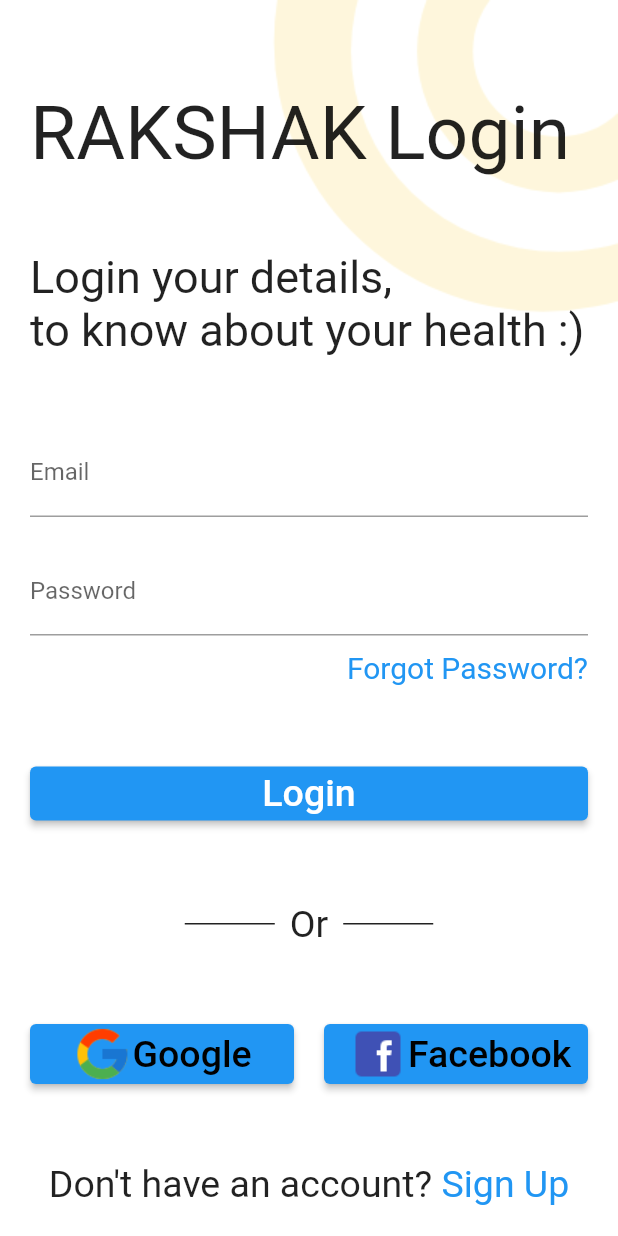
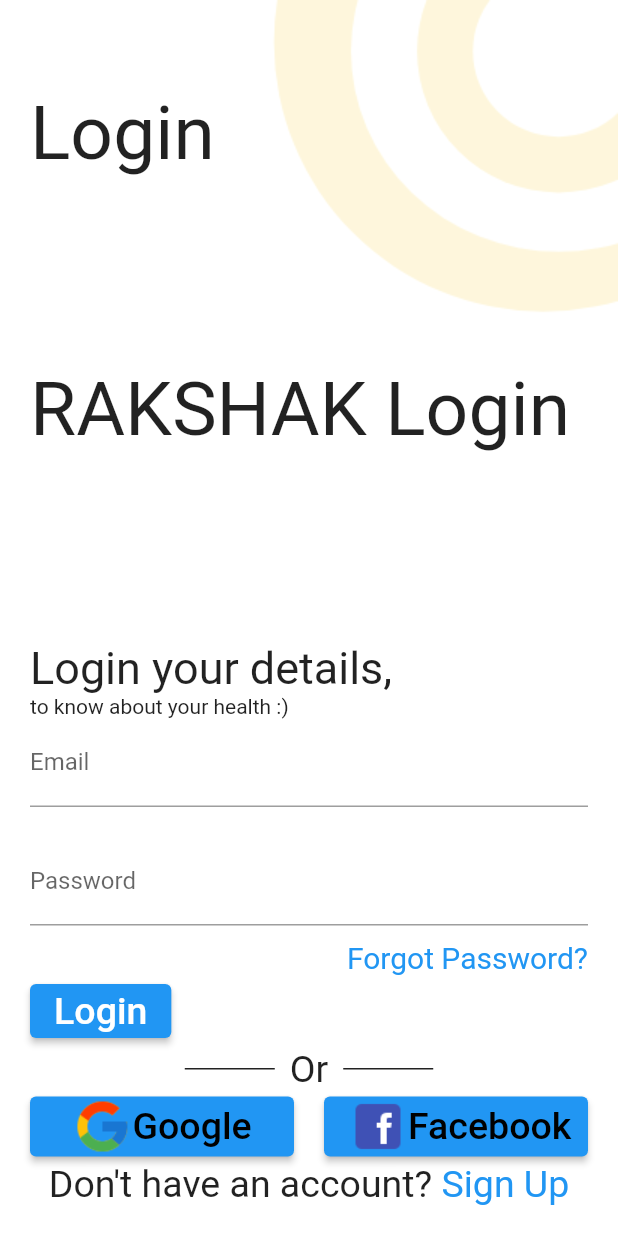
Before and after one commit to Saumya0206/rakshak-btp, a Flutter app: the LoginPage screen opened by its route, on a phone screen of 412 x 824 dp. Run offline on Flutter 3.47's test engine with Material 2 defaults, Android fonts, the phone set to English and light mode, and no system bars; our stand-ins replace awesome_dialog, cloud_firestore, firebase_auth, firebase_core, google_sign_in, modal_progress_hud and 2 more; missing offline and left inert: dart:ffi, feature_discovery; accounts and stored records are empty; network calls fail; Roboto replaces fonts that are missing (Abel).

Commit message:
fixed syntax errors

```diff
--- a/lib/main_screens/LoginPage.dart
+++ b/lib/main_screens/LoginPage.dart
@@ -78,7 +78,8 @@
     Navigator.push(
         context,
         // test code
-        MaterialPageRoute(builder: (context) => TestPage())
+        MaterialPageRoute(
+            builder: (context) => GoogleDone(_user, _googleSignIn))
 
         // actual code
         // MaterialPageRoute(
@@ -111,6 +112,10 @@
                   mainAxisAlignment: MainAxisAlignment.spaceBetween,
                   children: [
                     Text(
+                      'Login',
+                      style: TextStyle(fontSize: 50.0),
+                    ),
+                    Text(
                       'RAKSHAK Login',
                       style: TextStyle(fontSize: 50.0),
                     ),
@@ -121,12 +126,7 @@
                           'Login your details,',
                           style: TextStyle(fontSize: 30.0),
                         ),
-                      Text(
-                        'to know about your health :)',
-                        style: TextStyle(fontSize: 30.0),
-                      ),
-                    ],
-                  ),
+                        Text('to know about your health :)'),
                         Column(
                           children: [
                             TextField(
@@ -158,12 +158,13 @@
                               alignment: Alignment.topRight,
                               child: GestureDetector(
                                 onTap: () {
-                            Navigator.pushNamed(context, ForgotPassword.id);
+                                  Navigator.pushNamed(
+                                      context, ForgotPassword.id);
                                 },
                                 child: Text(
                                   'Forgot Password?',
-                            style:
-                                TextStyle(fontSize: 20.0, color: Colors.blue),
+                                  style: TextStyle(
+                                      fontSize: 20.0, color: Colors.blue),
                                 ),
                               ),
                             ),
@@ -181,7 +182,8 @@
                                 _wrongEmail = false;
                                 _wrongPassword = false;
                               });
-                        final newUser = await _auth.signInWithEmailAndPassword(
+                              final newUser =
+                                  await _auth.signInWithEmailAndPassword(
                                       email: email, password: password);
                               if (newUser != null) {
                                 Navigator.pushNamed(context, Done.id);
@@ -216,7 +218,8 @@
                           },
                           child: Text(
                             'Login',
-                      style: TextStyle(fontSize: 25.0, color: Colors.white),
+                            style:
+                                TextStyle(fontSize: 25.0, color: Colors.white),
                           ),
                         ),
                         Row(
@@ -289,7 +292,9 @@
                                   mainAxisAlignment: MainAxisAlignment.center,
                                   children: [
                                     Image.asset('assets/images/facebook.png',
-                                  fit: BoxFit.cover, width: 40.0, height: 40.0),
+                                        fit: BoxFit.cover,
+                                        width: 40.0,
+                                        height: 40.0),
                                     Text(
                                       'Facebook',
                                       style: TextStyle(
@@ -314,14 +319,16 @@
                               },
                               child: Text(
                                 ' Sign Up',
-                          style: TextStyle(fontSize: 25.0, color: Colors.blue),
+                                style: TextStyle(
+                                    fontSize: 25.0, color: Colors.blue),
                               ),
                             ),
                           ],
                         ),
                       ],
                     ),
-            ),
+                  ]),
+            )
           ],
         ),
       ),
```
Also changed, not shown: lib/results_screen/GoogleDone.dart (+8 -2 lines). Lines whose indentation alone changed are shown as unchanged.
